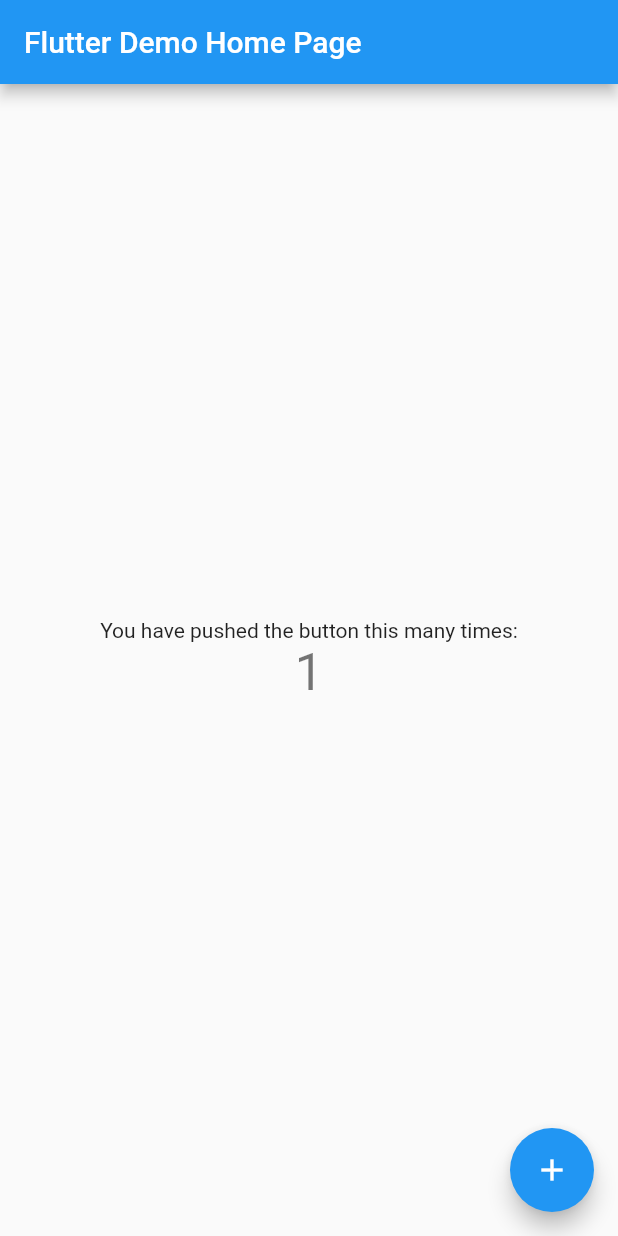
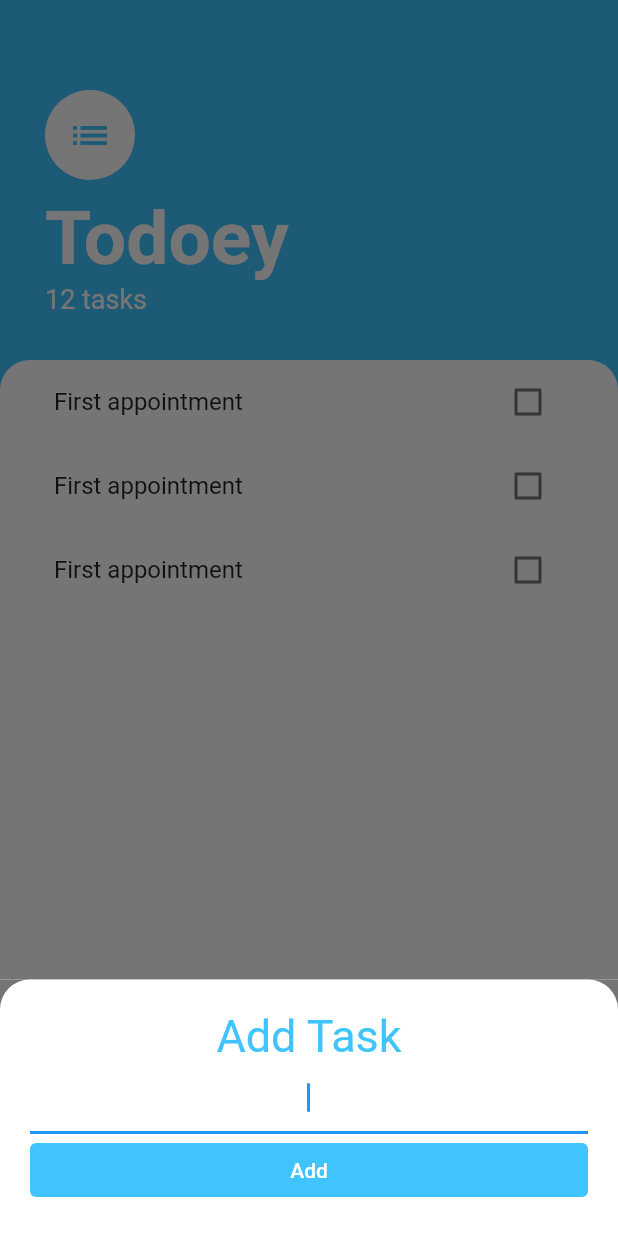
Before and after one commit to devkaio/todoey, a Flutter app: the screen it shows after launch, after a tap on the "add" icon, on a phone screen of 412 x 824 dp. Run offline on Flutter 3.47's test engine with Material 2 defaults, Android fonts, the phone set to English and light mode, and no system bars.

Commit message:
build interface

```diff
--- /dev/null
+++ b/lib/appwidget.dart
@@ -0,0 +1,13 @@
+import 'package:flutter/material.dart';
+import 'package:todoey/screens/tasks_screen.dart';
+
+class AppWidget extends StatelessWidget {
+  const AppWidget({Key? key}) : super(key: key);
+
+  @override
+  Widget build(BuildContext context) {
+    return MaterialApp(
+      home: TasksScreen(),
+    );
+  }
+}
--- a/lib/main.dart
+++ b/lib/main.dart
@@ -1,113 +1,5 @@
 import 'package:flutter/material.dart';
 
-void main() {
-  runApp(MyApp());
-}
+import 'appwidget.dart';
 
-class MyApp extends StatelessWidget {
-  // This widget is the root of your application.
-  @override
-  Widget build(BuildContext context) {
-    return MaterialApp(
-      title: 'Flutter Demo',
-      theme: ThemeData(
-        // This is the theme of your application.
-        //
-        // Try running your application with "flutter run". You'll see the
-        // application has a blue toolbar. Then, without quitting the app, try
-        // changing the primarySwatch below to Colors.green and then invoke
-        // "hot reload" (press "r" in the console where you ran "flutter run",
-        // or simply save your changes to "hot reload" in a Flutter IDE).
-        // Notice that the counter didn't reset back to zero; the application
-        // is not restarted.
-        primarySwatch: Colors.blue,
-      ),
-      home: MyHomePage(title: 'Flutter Demo Home Page'),
-    );
-  }
-}
-
-class MyHomePage extends StatefulWidget {
-  MyHomePage({Key? key, required this.title}) : super(key: key);
-
-  // This widget is the home page of your application. It is stateful, meaning
-  // that it has a State object (defined below) that contains fields that affect
-  // how it looks.
-
-  // This class is the configuration for the state. It holds the values (in this
-  // case the title) provided by the parent (in this case the App widget) and
-  // used by the build method of the State. Fields in a Widget subclass are
-  // always marked "final".
-
-  final String title;
-
-  @override
-  _MyHomePageState createState() => _MyHomePageState();
-}
-
-class _MyHomePageState extends State<MyHomePage> {
-  int _counter = 0;
-
-  void _incrementCounter() {
-    setState(() {
-      // This call to setState tells the Flutter framework that something has
-      // changed in this State, which causes it to rerun the build method below
-      // so that the display can reflect the updated values. If we changed
-      // _counter without calling setState(), then the build method would not be
-      // called again, and so nothing would appear to happen.
-      _counter++;
-    });
-  }
-
-  @override
-  Widget build(BuildContext context) {
-    // This method is rerun every time setState is called, for instance as done
-    // by the _incrementCounter method above.
-    //
-    // The Flutter framework has been optimized to make rerunning build methods
-    // fast, so that you can just rebuild anything that needs updating rather
-    // than having to individually change instances of widgets.
-    return Scaffold(
-      appBar: AppBar(
-        // Here we take the value from the MyHomePage object that was created by
-        // the App.build method, and use it to set our appbar title.
-        title: Text(widget.title),
-      ),
-      body: Center(
-        // Center is a layout widget. It takes a single child and positions it
-        // in the middle of the parent.
-        child: Column(
-          // Column is also a layout widget. It takes a list of children and
-          // arranges them vertically. By default, it sizes itself to fit its
-          // children horizontally, and tries to be as tall as its parent.
-          //
-          // Invoke "debug painting" (press "p" in the console, choose the
-          // "Toggle Debug Paint" action from the Flutter Inspector in Android
-          // Studio, or the "Toggle Debug Paint" command in Visual Studio Code)
-          // to see the wireframe for each widget.
-          //
-          // Column has various properties to control how it sizes itself and
-          // how it positions its children. Here we use mainAxisAlignment to
-          // center the children vertically; the main axis here is the vertical
-          // axis because Columns are vertical (the cross axis would be
-          // horizontal).
-          mainAxisAlignment: MainAxisAlignment.center,
-          children: <Widget>[
-            Text(
-              'You have pushed the button this many times:',
-            ),
-            Text(
-              '$_counter',
-              style: Theme.of(context).textTheme.headline4,
-            ),
-          ],
-        ),
-      ),
-      floatingActionButton: FloatingActionButton(
-        onPressed: _incrementCounter,
-        tooltip: 'Increment',
-        child: Icon(Icons.add),
-      ), // This trailing comma makes auto-formatting nicer for build methods.
-    );
-  }
-}
+void main() => runApp(AppWidget());
--- /dev/null
+++ b/lib/screens/add_task_screen.dart
@@ -0,0 +1,49 @@
+import 'package:flutter/material.dart';
+
+class AddTaskScreen extends StatelessWidget {
+  const AddTaskScreen({Key? key}) : super(key: key);
+
+  @override
+  Widget build(BuildContext context) {
+    return Container(
+      color: Color(0xFF757575),
+      child: Container(
+        decoration: BoxDecoration(
+          color: Colors.white,
+          borderRadius: BorderRadius.only(
+            topRight: Radius.circular(20.0),
+            topLeft: Radius.circular(20.0),
+          ),
+        ),
+        child: Padding(
+          padding: const EdgeInsets.all(20.0),
+          child: Column(
+            crossAxisAlignment: CrossAxisAlignment.stretch,
+            children: [
+              Text(
+                'Add Task',
+                style: TextStyle(
+                  fontSize: 30.0,
+                  color: Colors.lightBlueAccent,
+                ),
+                textAlign: TextAlign.center,
+              ),
+              TextField(
+                textAlign: TextAlign.center,
+                autofocus: true,
+              ),
+              TextButton(
+                child: Text('Add'),
+                onPressed: () {},
+                style: TextButton.styleFrom(
+                  primary: Colors.white,
+                  backgroundColor: Colors.lightBlueAccent,
+                ),
+              ),
+            ],
+          ),
+        ),
+      ),
+    );
+  }
+}
--- /dev/null
+++ b/lib/screens/tasks_screen.dart
@@ -0,0 +1,88 @@
+import 'package:flutter/material.dart';
+import 'package:todoey/widgets/tasks_list.dart';
+
+import 'add_task_screen.dart';
+
+class TasksScreen extends StatelessWidget {
+  @override
+  Widget build(BuildContext context) {
+    return Scaffold(
+      backgroundColor: Colors.lightBlueAccent,
+      body: Column(
+        crossAxisAlignment: CrossAxisAlignment.start,
+        children: [
+          Container(
+            padding: EdgeInsets.only(
+              top: 60,
+              left: 30.0,
+              right: 30.0,
+              bottom: 30.0,
+            ),
+            child: Column(
+              crossAxisAlignment: CrossAxisAlignment.start,
+              children: [
+                CircleAvatar(
+                  child: Icon(
+                    Icons.list,
+                    size: 30.0,
+                    color: Colors.lightBlueAccent,
+                  ),
+                  backgroundColor: Colors.white,
+                  radius: 30.0,
+                ),
+                SizedBox(
+                  height: 10.0,
+                ),
+                Text(
+                  'Todoey',
+                  style: TextStyle(
+                    color: Colors.white,
+                    fontSize: 50.0,
+                    fontWeight: FontWeight.w700,
+                  ),
+                ),
+                Text(
+                  '12 tasks',
+                  style: TextStyle(
+                    color: Colors.white,
+                    fontSize: 18.0,
+                  ),
+                ),
+              ],
+            ),
+          ),
+          Expanded(
+            child: Container(
+              padding: EdgeInsets.symmetric(horizontal: 20.0),
+              decoration: BoxDecoration(
+                color: Colors.white,
+                borderRadius: BorderRadius.only(
+                  topLeft: Radius.circular(20.0),
+                  topRight: Radius.circular(20.0),
+                ),
+              ),
+              child: TasksList(),
+            ),
+          ),
+        ],
+      ),
+      floatingActionButton: FloatingActionButton(
+        backgroundColor: Colors.lightBlueAccent,
+        child: Icon(Icons.add),
+        onPressed: () {
+          showModalBottomSheet(
+            context: context,
+            builder: (context) => SingleChildScrollView(
+              child: Container(
+                padding: EdgeInsets.only(
+                    bottom: MediaQuery.of(context).viewInsets.bottom),
+                child: AddTaskScreen(),
+              ),
+            ),
+            isScrollControlled: true,
+          );
+        },
+      ),
+    );
+  }
+}
--- /dev/null
+++ b/lib/widgets/tasks_list.dart
@@ -0,0 +1,15 @@
+import 'package:flutter/material.dart';
+import 'package:todoey/widgets/tasks_tile.dart';
+
+class TasksList extends StatelessWidget {
+  @override
+  Widget build(BuildContext context) {
+    return ListView(
+      children: [
+        TaskTile(),
+        TaskTile(),
+        TaskTile(),
+      ],
+    );
+  }
+}
--- /dev/null
+++ b/lib/widgets/tasks_tile.dart
@@ -0,0 +1,16 @@
+import 'package:flutter/material.dart';
+
+class TaskTile extends StatelessWidget {
+  @override
+  Widget build(BuildContext context) {
+    return ListTile(
+      title: Text('First appointment'),
+      trailing: Checkbox(
+        value: false,
+        onChanged: (value) => ({
+          value = true,
+        }),
+      ),
+    );
+  }
+}
```
Also changed, not shown: 1 other file.
